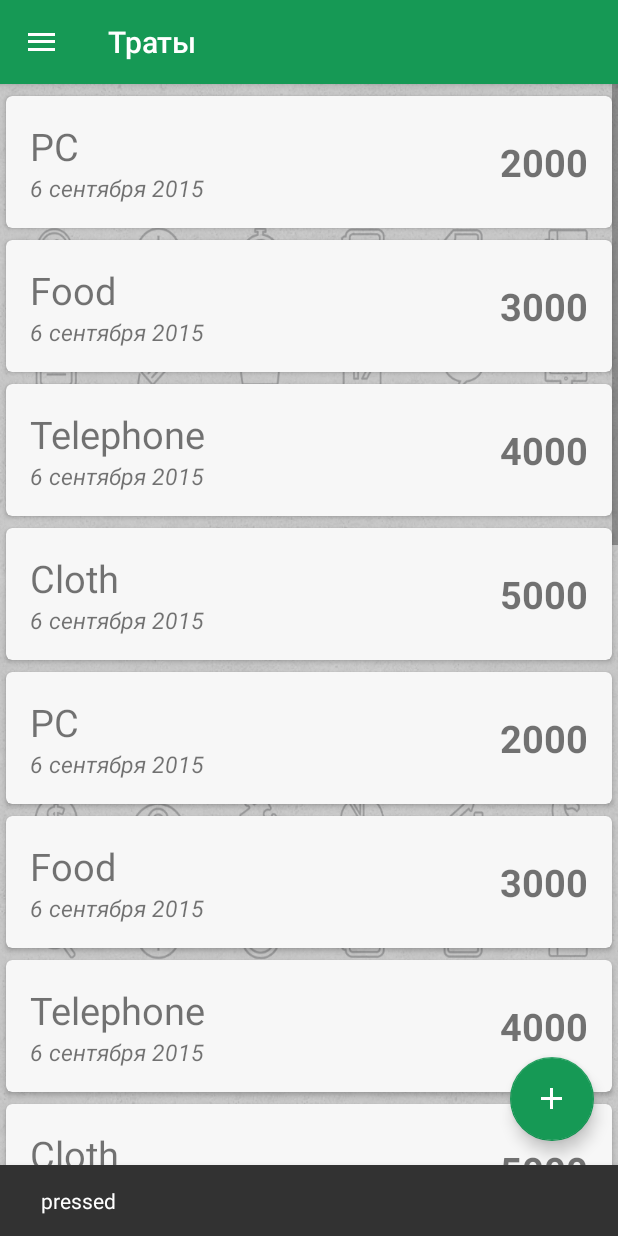
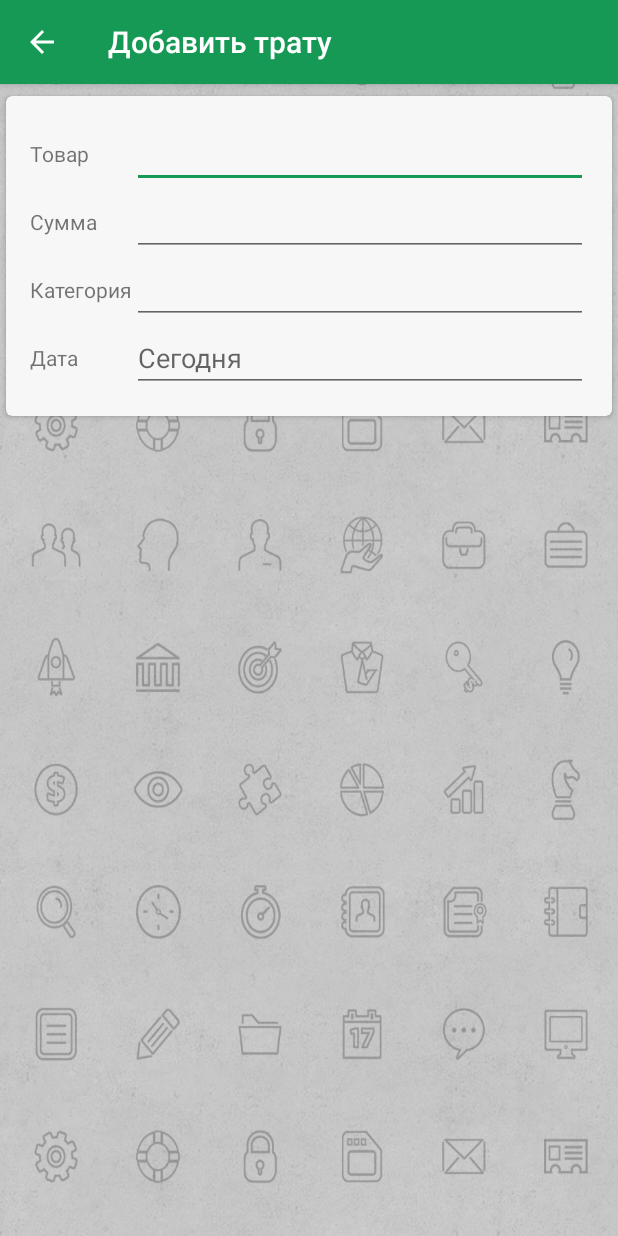
Before and after one commit to OxionAz/LoftblogMoneyTracker, an Android app: the screen it shows after launch (MainActivity before the commit, AddExpensesActivity after it), after a tap on an icon or button, on a phone screen of 412 x 824 dp. Run offline under Robolectric (Android 15) with nearby library versions, the phone set to English and light mode, and no system bars.

Commit message:
new Activity and Annotation added

```diff
--- a/app/build.gradle
+++ b/app/build.gradle
@@ -1,4 +1,5 @@
 apply plugin: 'com.android.application'
+apply plugin: 'android-apt'
 
 android {
     compileSdkVersion 23
@@ -26,4 +27,20 @@ dependencies {
     compile 'com.android.support:recyclerview-v7:23.0.0'
     compile 'com.android.support:cardview-v7:23.0.0'
     compile 'de.hdodenhof:circleimageview:1.1.0'
+    compile "org.androidannotations:androidannotations-api:3.3.1"
+    apt "org.androidannotations:androidannotations:3.3.1"
 }
+
+apt {
+    arguments {
+        androidManifestFile variant.outputs[0].processResources.manifestFile
+        // if you have multiple outputs (when using splits), you may want to have other index than 0
+
+        // you should set your package name here if you are using different application IDs
+        // resourcePackageName "your.package.name"
+
+        // You can set optional annotation processing options here, like these commented options:
+        // logLevel 'INFO'
+        // logFile '/var/log/aa.log'
+    }
+}
--- a/app/src/main/AndroidManifest.xml
+++ b/app/src/main/AndroidManifest.xml
@@ -11,7 +11,7 @@
             android:name=".MainActivity"
             android:label="@string/app_name" >
             <intent-filter>
-                <action android:name="menu" />
+                <action android:name="android.intent.action.MAIN" />
                 <category android:name="android.intent.category.DEFAULT" />
             </intent-filter>
         </activity>
@@ -24,6 +24,13 @@
             <category android:name="android.intent.category.LAUNCHER" />
         </intent-filter>
         </activity>
+        <activity
+            android:name=".AddExpensesActivity">
+            <meta-data
+                android:name="android.support.PARENT_ACTIVITY"
+                android:value=".MainActivity"/>
+
+        </activity>
     </application>
 
 </manifest>
--- /dev/null
+++ b/app/src/main/java/ru/loftschool/loftblogmoneytracker/AddExpensesActivity.java
@@ -0,0 +1,40 @@
+package ru.loftschool.loftblogmoneytracker;
+
+import android.os.Bundle;
+import android.support.v7.app.ActionBar;
+import android.support.v7.app.AppCompatActivity;
+import android.support.v7.widget.Toolbar;
+import android.view.MenuItem;
+
+/**
+ * Created by Александр on 06.09.2015.
+ */
+public class AddExpensesActivity extends AppCompatActivity {
+    @Override
+    protected void onCreate(Bundle savedInstanceState) {
+        super.onCreate(savedInstanceState);
+        setContentView(R.layout.add_expenses);
+
+        initToolbar();
+    }
+
+    private void initToolbar(){
+        final Toolbar toolbar = (Toolbar) findViewById(R.id.toolbar);
+        setSupportActionBar(toolbar);
+        ActionBar actionBar = getSupportActionBar();
+
+        if (actionBar!= null) {
+            actionBar.setDisplayHomeAsUpEnabled(true);
+            setTitle("Добавить трату");
+        }
+    }
+
+    @Override
+    public boolean onOptionsItemSelected(MenuItem item) {
+        switch (item.getItemId()){
+            case android.R.id.home: onBackPressed();
+                return true;
+            default: return super.onOptionsItemSelected(item);
+        }
+    }
+}
--- a/app/src/main/java/ru/loftschool/loftblogmoneytracker/ExpensesFragment.java
+++ b/app/src/main/java/ru/loftschool/loftblogmoneytracker/ExpensesFragment.java
@@ -1,5 +1,6 @@
 package ru.loftschool.loftblogmoneytracker;
 
+import android.content.Intent;
 import android.os.Bundle;
 import android.support.annotation.Nullable;
 import android.support.design.widget.FloatingActionButton;
@@ -41,7 +42,8 @@ public class ExpensesFragment extends Fragment {
         floatingActionButton.setOnClickListener(new View.OnClickListener() {
             @Override
             public void onClick(View v) {
-                Snackbar.make(recyclerView," pressed", Snackbar.LENGTH_SHORT).show();
+                Intent openActivityIntent = new Intent(getActivity(), AddExpensesActivity.class);
+                getActivity().startActivity(openActivityIntent);
             }
         });
         return view;
--- a/app/src/main/java/ru/loftschool/loftblogmoneytracker/MainActivity.java
+++ b/app/src/main/java/ru/loftschool/loftblogmoneytracker/MainActivity.java
@@ -40,8 +40,8 @@ public class MainActivity extends AppCompatActivity {
         navView.setNavigationItemSelectedListener(new NavigationView.OnNavigationItemSelectedListener() {
             @Override
             public boolean onNavigationItemSelected(MenuItem menuItem) {
+                menuItem.setChecked(true);
                 selectItem(menuItem);
-                menuItem.setChecked(true);
                 drawerLayout.closeDrawers();
                 return false;
             }
--- /dev/null
+++ b/app/src/main/res/layout/add_expenses.xml
@@ -0,0 +1,91 @@
+<?xml version="1.0" encoding="utf-8"?>
+<LinearLayout xmlns:android="http://schemas.android.com/apk/res/android"
+              android:orientation="vertical"
+              android:layout_width="match_parent"
+              android:layout_height="match_parent"
+              style="@style/Container.Background">
+
+    <include layout="@layout/toolbar"/>
+
+    <android.support.v7.widget.CardView
+        xmlns:android="http://schemas.android.com/apk/res/android"
+        xmlns:card_view="http://schemas.android.com/apk/res-auto"
+        android:layout_width="match_parent"
+        android:layout_height="wrap_content"
+        android:layout_marginTop="@dimen/item_margin_top"
+        android:layout_marginLeft="@dimen/radius"
+        android:layout_marginRight="@dimen/radius"
+        card_view:cardCornerRadius="@dimen/radius"
+        card_view:contentPadding="@dimen/activity_horizontal_margin"
+        card_view:cardBackgroundColor="@color/white">
+        >
+
+    <GridLayout android:layout_width="match_parent"
+                android:layout_height="wrap_content"
+                android:columnCount="2"
+                android:rowCount="4">
+        <TextView
+            android:id="@+id/name_add"
+            android:layout_width="wrap_content"
+            android:layout_height="wrap_content"
+            android:layout_gravity="fill"
+            android:gravity="start|center"
+            android:text="Товар"
+            />
+
+        <EditText
+            android:layout_width="wrap_content"
+            android:layout_height="wrap_content"
+            android:layout_gravity="fill"
+            />
+
+        <TextView
+            android:id="@+id/sum_add"
+            android:layout_width="wrap_content"
+            android:layout_height="wrap_content"
+            android:layout_gravity="fill"
+            android:gravity="start|center"
+            android:text="Сумма"
+            />
+
+        <EditText
+            android:layout_width="wrap_content"
+            android:layout_height="wrap_content"
+            android:layout_gravity="fill"
+            />
+
+        <TextView
+            android:id="@+id/cat_add"
+            android:layout_width="wrap_content"
+            android:layout_height="wrap_content"
+            android:layout_gravity="fill"
+            android:gravity="start|center"
+            android:text="Категория"
+            />
+
+        <EditText
+            android:layout_width="wrap_content"
+            android:layout_height="wrap_content"
+            android:layout_gravity="fill"
+            />
+
+        <TextView
+            android:id="@+id/d_add"
+            android:layout_width="wrap_content"
+            android:layout_height="wrap_content"
+            android:layout_gravity="fill"
+            android:gravity="start|center"
+            android:text="Дата"
+            />
+
+        <EditText
+            android:layout_width="wrap_content"
+            android:layout_height="wrap_content"
+            android:layout_gravity="fill"
+            android:hint="Сегодня"
+            />
+
+    </GridLayout>
+    </android.support.v7.widget.CardView>
+
+</LinearLayout>
--- a/build.gradle
+++ b/build.gradle
@@ -6,6 +6,7 @@ buildscript {
     }
     dependencies {
         classpath 'com.android.tools.build:gradle:1.3.0'
+        classpath 'com.neenbedankt.gradle.plugins:android-apt:1.4'
 
         // NOTE: Do not place your application dependencies here; they belong
         // in the individual module build.gradle files
```
Also changed, not shown: 1 other file.
